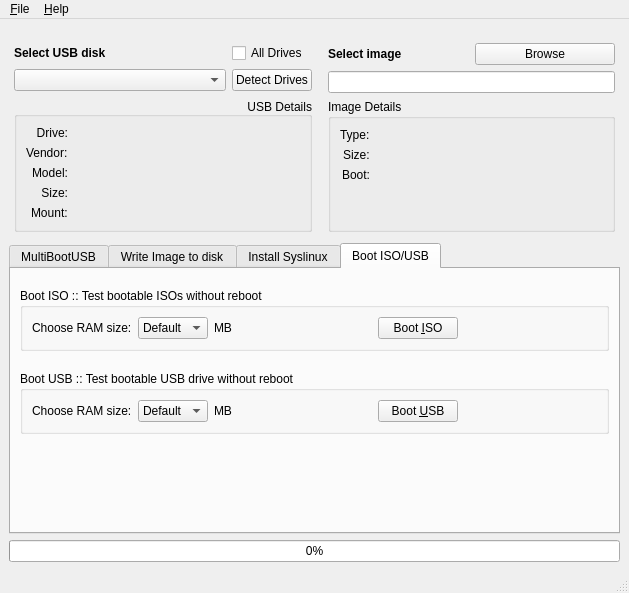
Old version of the form scripts/gui/multibootusb.ui in the repository mbusb/multibootusb.
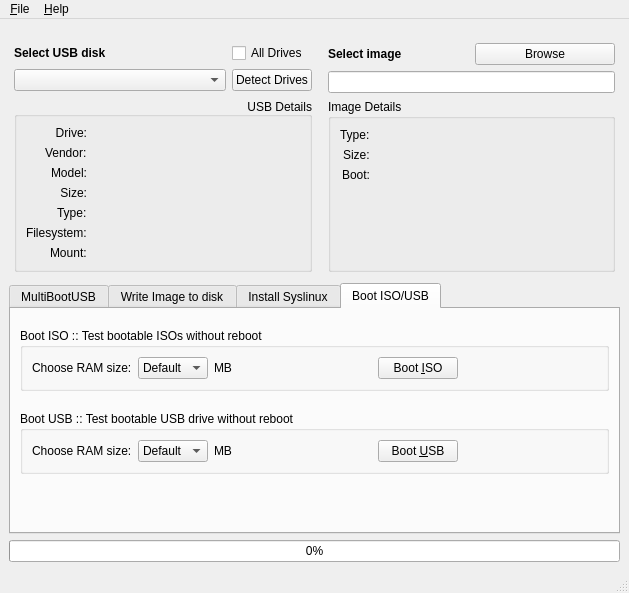
New version of the form.

```diff
--- a/scripts/gui/multibootusb.ui
+++ b/scripts/gui/multibootusb.ui
@@ -161,20 +161,48 @@
                </property>
               </widget>
              </item>
-             <item row="4" column="0">
+             <item row="6" column="0">
               <widget class="QLabel" name="label_usb_mount">
                <property name="text">
                 <string>Mount:</string>
                </property>
               </widget>
              </item>
-             <item row="4" column="1">
+             <item row="6" column="1">
               <widget class="QLabel" name="usb_mount">
                <property name="text">
                 <string/>
                </property>
               </widget>
              </item>
+             <item row="4" column="0">
+              <widget class="QLabel" name="label_usb_type">
+               <property name="text">
+                <string>Type:</string>
+               </property>
+              </widget>
+             </item>
+             <item row="4" column="1">
+              <widget class="QLabel" name="usb_type">
+               <property name="text">
+                <string/>
+               </property>
+              </widget>
+             </item>
+             <item row="5" column="0">
+              <widget class="QLabel" name="label_usb_fs">
+               <property name="text">
+                <string>Filesystem:</string>
+               </property>
+              </widget>
+             </item>
+             <item row="5" column="1">
+              <widget class="QLabel" name="usb_fs">
+               <property name="text">
+                <string/>
+               </property>
+              </widget>
+             </item>
             </layout>
            </widget>
           </item>
```
